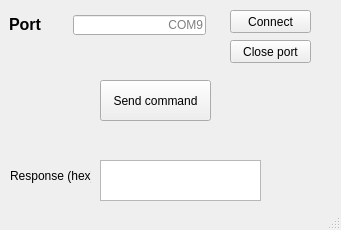
Before: the Qt Designer form pyQt/stm_gui.ui in AdamStork/dipterv, drawn with Qt 5.
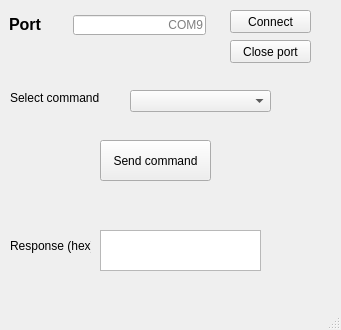
After: the same form once the commit is applied.

Commit message: Added combobox for cmd list

Patch:
```diff
--- a/pyQt/stm_gui.ui
+++ b/pyQt/stm_gui.ui
@@ -7,7 +7,7 @@
     <x>0</x>
     <y>0</y>
     <width>341</width>
-    <height>230</height>
+    <height>330</height>
    </rect>
   </property>
   <property name="windowTitle">
@@ -98,7 +98,7 @@
     <property name="geometry">
      <rect>
       <x>100</x>
-      <y>80</y>
+      <y>140</y>
       <width>111</width>
       <height>41</height>
      </rect>
@@ -111,7 +111,7 @@
     <property name="geometry">
      <rect>
       <x>110</x>
-      <y>120</y>
+      <y>180</y>
       <width>101</width>
       <height>21</height>
      </rect>
@@ -140,7 +140,7 @@
     <property name="geometry">
      <rect>
       <x>100</x>
-      <y>160</y>
+      <y>230</y>
       <width>161</width>
       <height>41</height>
      </rect>
@@ -150,7 +150,7 @@
     <property name="geometry">
      <rect>
       <x>10</x>
-      <y>160</y>
+      <y>230</y>
       <width>81</width>
       <height>31</height>
      </rect>
@@ -159,6 +159,29 @@
      <string>Response (hex)</string>
     </property>
    </widget>
+   <widget class="QLabel" name="cmdSelectLabel">
+    <property name="geometry">
+     <rect>
+      <x>10</x>
+      <y>90</y>
+      <width>91</width>
+      <height>16</height>
+     </rect>
+    </property>
+    <property name="text">
+     <string>Select command</string>
+    </property>
+   </widget>
+   <widget class="QComboBox" name="cmd_box">
+    <property name="geometry">
+     <rect>
+      <x>130</x>
+      <y>90</y>
+      <width>141</width>
+      <height>22</height>
+     </rect>
+    </property>
+   </widget>
   </widget>
   <widget class="QMenuBar" name="menubar">
    <property name="geometry">
```
The commit also changes 2 other files.
